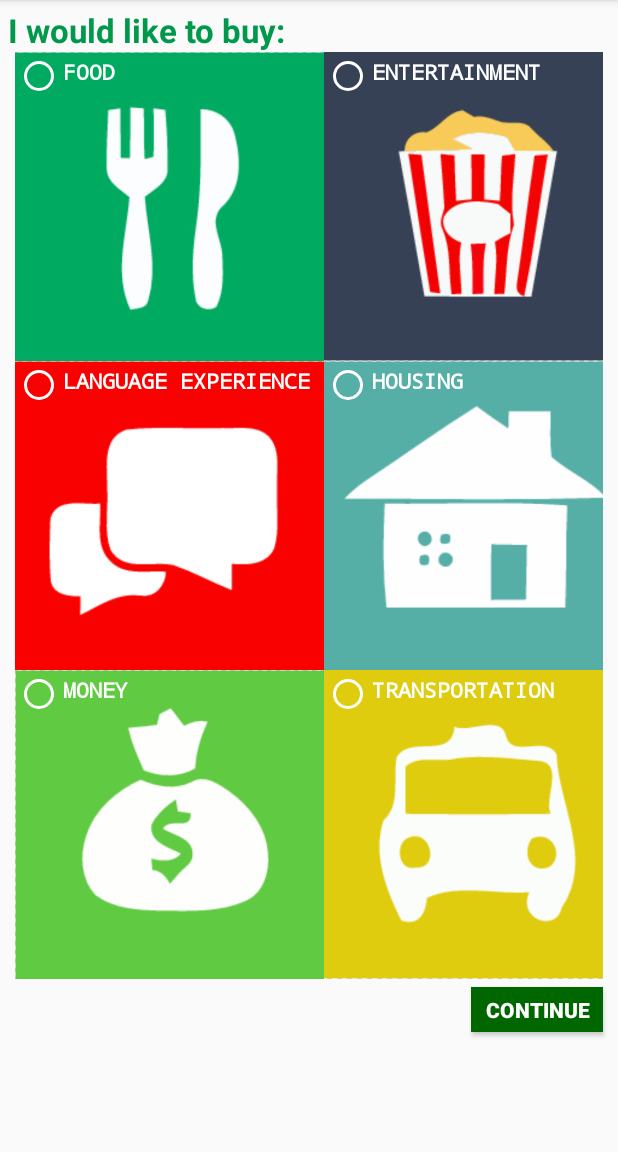
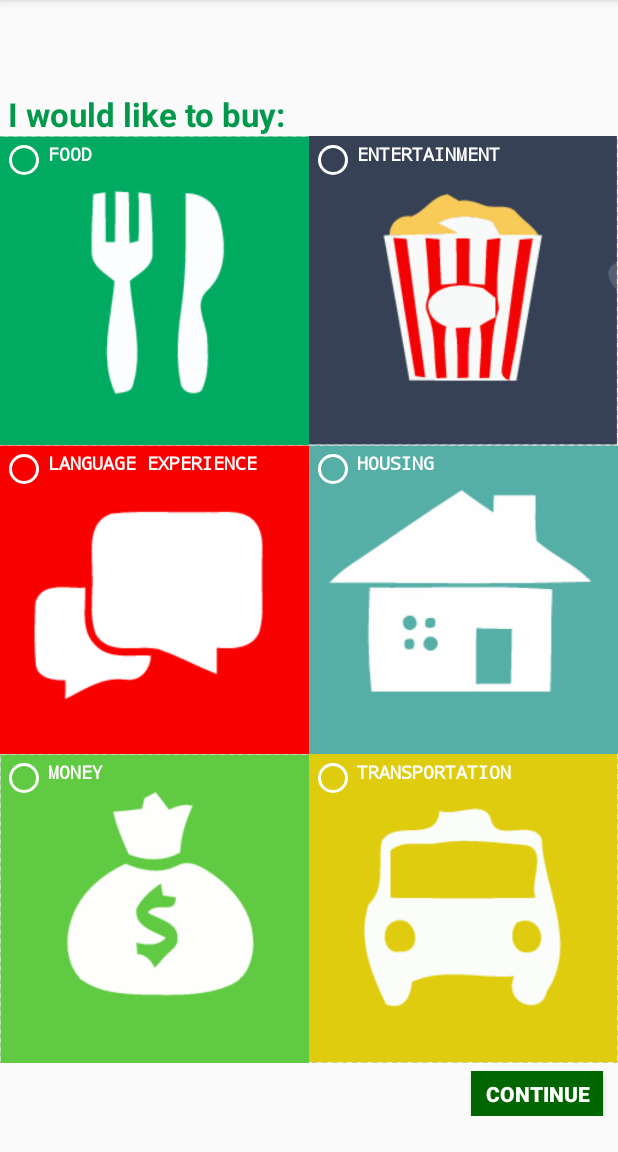
Before and after one commit to ucsdCSE110wi16/CSE110M240T11, an Android app: the fragment buyPageOne shown on its own in the app's theme, on a phone screen of 412 x 824 dp, the part 84-1236 px from its top. Run offline under Robolectric (Android 15) with nearby library versions, the phone set to English and light mode, and no system bars; 2 statements that could not run were skipped.

Commit message:
Added sell/buy form transition to main_activity and fixed the view of form under actionbar

```diff
--- a/app/src/main/java/group11/cse110/com/serviceforservice/SellFragment.java
+++ b/app/src/main/java/group11/cse110/com/serviceforservice/SellFragment.java
@@ -28,6 +28,9 @@ public class SellFragment extends Fragment {
         DisplayMetrics displayMetrics = getResources().getDisplayMetrics();
         int width = displayMetrics.widthPixels;
         int halfWidth = width/2;
+
+        android.support.v7.app.ActionBar actionBar = ((HomePage)getActivity()).getSupportActionBar();
+        actionBar.setTitle("Sell Form");
 
         Button cont1= (Button)rootView.findViewById(R.id.cont1Button);
 
--- a/app/src/main/java/group11/cse110/com/serviceforservice/buyPageOne.java
+++ b/app/src/main/java/group11/cse110/com/serviceforservice/buyPageOne.java
@@ -26,6 +26,9 @@ public class buyPageOne extends Fragment{
         DisplayMetrics displayMetrics = getResources().getDisplayMetrics();
         int width = displayMetrics.widthPixels;
         int halfWidth = width/2;
+
+        android.support.v7.app.ActionBar actionBar = ((HomePage)getActivity()).getSupportActionBar();
+        actionBar.setTitle("Buy Form");
 
         root = rootView;
 
--- a/app/src/main/java/group11/cse110/com/serviceforservice/buyPageThree.java
+++ b/app/src/main/java/group11/cse110/com/serviceforservice/buyPageThree.java
@@ -32,6 +32,8 @@ public class buyPageThree extends Fragment {
         rootView = inflater.inflate(R.layout.buypagethree, container, false);
         description = (EditText) buyPageThree.this.rootView.findViewById(R.id.additionalInfoForBuy) ;
 
+        android.support.v7.app.ActionBar actionBar = ((HomePage)getActivity()).getSupportActionBar();
+        actionBar.setTitle("Buy Form");
 
         Bundle bundle = this.getArguments();
         buySelection = bundle.getInt("BuyDecision");
--- a/app/src/main/java/group11/cse110/com/serviceforservice/buyPageTwo.java
+++ b/app/src/main/java/group11/cse110/com/serviceforservice/buyPageTwo.java
@@ -29,6 +29,9 @@ public class buyPageTwo extends Fragment{
         DisplayMetrics displayMetrics = getResources().getDisplayMetrics();
         int width = displayMetrics.widthPixels;
         int halfWidth = width/2;
+
+        android.support.v7.app.ActionBar actionBar = ((HomePage)getActivity()).getSupportActionBar();
+        actionBar.setTitle("Buy Form");
 
         Bundle bundle = this.getArguments();
         buyDecision = bundle.getInt("BuyDecision");
--- a/app/src/main/java/group11/cse110/com/serviceforservice/sellPageThree.java
+++ b/app/src/main/java/group11/cse110/com/serviceforservice/sellPageThree.java
@@ -33,6 +33,8 @@ public class sellPageThree extends Fragment {
         rootView = inflater.inflate(R.layout.sellpagethree, container, false);
         description = (EditText) sellPageThree.this.rootView.findViewById(R.id.textEditForAdditionalInfo) ;
 
+        android.support.v7.app.ActionBar actionBar = ((HomePage)getActivity()).getSupportActionBar();
+        actionBar.setTitle("Sell Form");
 
         Bundle bundle = this.getArguments();
         sellSelection = bundle.getInt("SellDecision");
--- a/app/src/main/java/group11/cse110/com/serviceforservice/sellPageTwo.java
+++ b/app/src/main/java/group11/cse110/com/serviceforservice/sellPageTwo.java
@@ -25,6 +25,9 @@ public class sellPageTwo extends Fragment {
 
         View rootView = inflater.inflate(R.layout.sellpagetwo, container, false);
         root = rootView;
+
+        android.support.v7.app.ActionBar actionBar = ((HomePage)getActivity()).getSupportActionBar();
+        actionBar.setTitle("Sell Form");
 
         DisplayMetrics displayMetrics = getResources().getDisplayMetrics();
         int width = displayMetrics.widthPixels;
--- a/app/src/main/res/layout/app_bar_main.xml
+++ b/app/src/main/res/layout/app_bar_main.xml
@@ -28,6 +28,4 @@
         android:layout_height="match_parent">
     </FrameLayout>
 
-    <include layout="@layout/content_main" />
-
 </android.support.design.widget.CoordinatorLayout>
--- a/app/src/main/res/layout/buypageone.xml
+++ b/app/src/main/res/layout/buypageone.xml
@@ -2,6 +2,11 @@
 <FrameLayout xmlns:android="http://schemas.android.com/apk/res/android"
     android:orientation="vertical" android:layout_width="match_parent"
     android:layout_height="match_parent" android:id="@+id/buyPageOne">
+
+    <ScrollView
+        android:layout_width="match_parent"
+        android:layout_height="match_parent"
+        android:layout_marginTop="?attr/actionBarSize">
 
     <RelativeLayout xmlns:android="http://schemas.android.com/apk/res/android"
         android:orientation="vertical" android:layout_width="match_parent"
@@ -22,10 +27,8 @@
             android:layout_height="wrap_content"
             android:layout_below="@id/what_to_buy"
             android:layout_alignLeft="@id/what_to_buy"
-            android:layout_marginTop="0dp"
-            android:layout_marginLeft="10dp"
-            android:layout_marginRight="10dp"
             android:layout_centerHorizontal="true"
+            android:layout_centerInParent="true"
             android:id="@+id/buyOptions">
 
 
@@ -108,4 +111,5 @@
             android:layout_marginTop="5dp"
             android:layout_marginRight="10dp"/>
     </RelativeLayout>
+    </ScrollView>
 </FrameLayout>
--- a/app/src/main/res/layout/buypagethree.xml
+++ b/app/src/main/res/layout/buypagethree.xml
@@ -8,6 +8,7 @@
         android:id="@+id/buyPageThreeID"
         android:layout_width="match_parent"
         android:layout_height="match_parent"
+        android:layout_marginTop="?attr/actionBarSize"
         tools:context="group11.cse110.com.serviceforservice.BlankFragment">
 
 
--- a/app/src/main/res/layout/sellpagethree.xml
+++ b/app/src/main/res/layout/sellpagethree.xml
@@ -8,6 +8,7 @@
         android:id="@+id/sellPageThreeID"
         android:layout_width="match_parent"
         android:layout_height="match_parent"
+        android:layout_marginTop="?attr/actionBarSize"
         tools:context="group11.cse110.com.serviceforservice.BlankFragment">
 
 
--- a/app/src/main/res/values/styles.xml
+++ b/app/src/main/res/values/styles.xml
@@ -10,7 +10,7 @@
 
     <style name="IconLabel">
         <item name="android:textStyle">bold</item>
-        <item name="android:textSize">14sp</item>
+        <item name="android:textSize">12sp</item>
         <item name="android:textAllCaps">true</item>
         <item name="android:typeface">monospace</item>
         <item name="android:textColor">@color/white</item>
```
Also changed, not shown: app/src/main/java/group11/cse110/com/serviceforservice/HomePage.java (+13 -22 lines), app/src/main/java/group11/cse110/com/serviceforservice/MainActivity.java (+2 -11 lines), app/src/main/res/layout/buypagetwo.xml (+7 -0 lines), app/src/main/res/layout/sell.xml (+7 -0 lines), app/src/main/res/layout/sellpagetwo.xml (+7 -0 lines).
